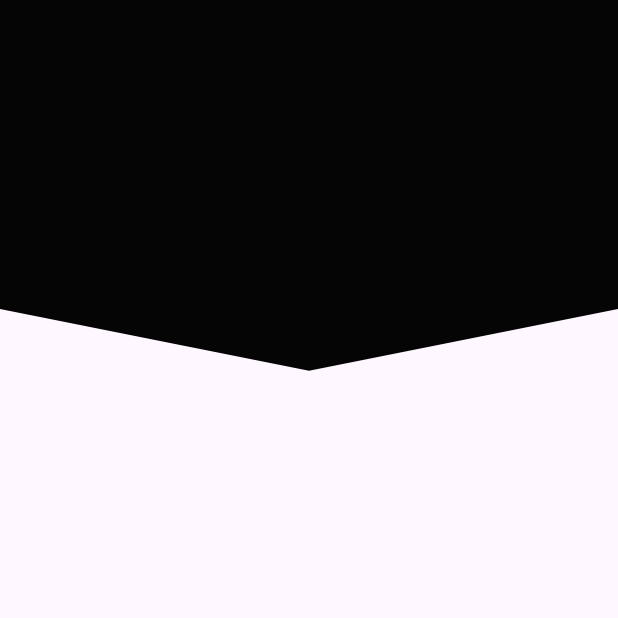
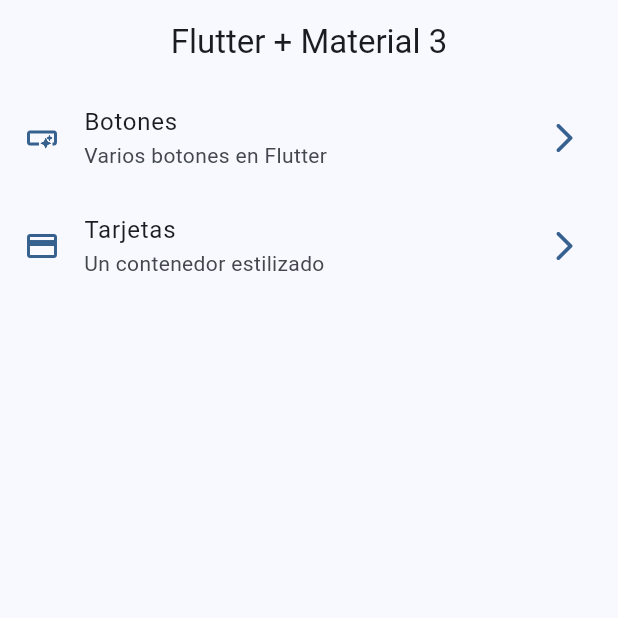
Before and after one commit to richrdPere/13-Widges-Flutter, a Flutter app: the screen it shows after launch, on a phone screen of 412 x 824 dp, the top half of it. Run offline on Flutter 3.47's test engine with Material 3 defaults, Android fonts, the light colour scheme and no system bars.

Commit message:
Creacion de Buttons and Cards

```diff
--- a/lib/main.dart
+++ b/lib/main.dart
@@ -1,5 +1,7 @@
 import 'package:flutter/material.dart';
-import 'package:nueva_app/src/pages/headers_page.dart';
+import 'package:nueva_app/src/config/theme/app_theme.dart';
+import 'package:nueva_app/src/presentation/headers/headers_page.dart';
+import 'package:nueva_app/src/presentation/screens/home/home_screen.dart';
 
 void main() {
   runApp(const MainApp());
@@ -10,10 +12,12 @@
 
   @override
   Widget build(BuildContext context) {
-    return const MaterialApp(
+    return MaterialApp(
       debugShowCheckedModeBanner: false,
+      theme: AppTheme(selectedColor: 0).getTheme(),
       title: 'Diseños App',
-      home: HeadersPage()
+      // home: HeadersPage()
+      home: HomeScreen()
     );
   }
 }
--- /dev/null
+++ b/lib/src/config/menu/menu_items.dart
@@ -0,0 +1,32 @@
+import 'package:flutter/material.dart';
+
+class MenuItem {
+  final String title;
+  final String subTitle;
+  final String link;
+  final IconData icon;
+
+  const MenuItem({
+    required this.title,
+    required this.subTitle,
+    required this.link,
+    required this.icon,
+  });
+}
+
+const appMenuItems = <MenuItem>[
+  MenuItem(
+    title: 'Botones',
+    subTitle: 'Varios botones en Flutter',
+    link: '/buttons',
+    icon: Icons.smart_button_outlined,
+  ),
+
+  MenuItem(
+    title: 'Tarjetas',
+    subTitle: 'Un contenedor estilizado',
+    link: '/cards',
+    icon: Icons.credit_card,
+  ),
+
+];
--- /dev/null
+++ b/lib/src/config/theme/app_theme.dart
@@ -0,0 +1,30 @@
+import 'package:flutter/material.dart';
+
+const colorList = <Color>[
+  Colors.blue,
+  Colors.teal,
+  Colors.green,
+  Colors.red,
+  Colors.purple,
+  Colors.deepPurple,
+  Colors.orange,
+  Colors.pink,
+  Colors.pinkAccent,
+];
+
+class AppTheme {
+  final int selectedColor;
+
+  AppTheme({this.selectedColor = 0})
+    : assert(selectedColor >= 0, 'Selected color must be greater then 0'),
+      assert(
+        selectedColor < colorList.length,
+        'Selected color must be less or equal than ${colorList.length}',
+      );
+
+  ThemeData getTheme() => ThemeData(
+    useMaterial3: true,
+    colorSchemeSeed: colorList[selectedColor],
+    appBarTheme: const AppBarTheme(centerTitle: true),
+  );
+}
--- /dev/null
+++ b/lib/src/presentation/screens/buttons/buttons_screen.dart
@@ -0,0 +1,13 @@
+import 'package:flutter/material.dart';
+
+class ButtonsScreen extends StatelessWidget {
+  const ButtonsScreen({super.key});
+
+  @override
+  Widget build(BuildContext context) {
+    return Scaffold(
+      appBar: AppBar(title: const Text('Buttons Screen')),
+      body: Placeholder(),
+    );
+  }
+}
--- /dev/null
+++ b/lib/src/presentation/screens/cards/cards_screen.dart
@@ -0,0 +1,13 @@
+import 'package:flutter/material.dart';
+
+class CardsScreen extends StatelessWidget {
+  const CardsScreen({super.key});
+
+  @override
+  Widget build(BuildContext context) {
+    return Scaffold(
+      appBar: AppBar(title: const Text('Cards Screen')),
+      body: Placeholder(),
+    );
+  }
+}
--- /dev/null
+++ b/lib/src/presentation/screens/home/home_screen.dart
@@ -0,0 +1,53 @@
+import 'package:flutter/material.dart';
+import 'package:nueva_app/src/config/menu/menu_items.dart';
+
+class HomeScreen extends StatelessWidget {
+  const HomeScreen({super.key});
+
+  @override
+  Widget build(BuildContext context) {
+    return Scaffold(
+      appBar: AppBar(title: Text('Flutter + Material 3')),
+      body: const _HomeView(),
+    );
+  }
+}
+
+class _HomeView extends StatelessWidget {
+  const _HomeView();
+
+  @override
+  Widget build(BuildContext context) {
+    return ListView.builder(
+      itemCount: appMenuItems.length,
+      itemBuilder: (context, index) {
+        final menuItem = appMenuItems[index];
+
+        return _CustomListTile(menuItem: menuItem);
+      },
+    );
+  }
+}
+
+class _CustomListTile extends StatelessWidget {
+  const _CustomListTile({required this.menuItem});
+
+  final MenuItem menuItem;
+
+  @override
+  Widget build(BuildContext context) {
+    final colors = Theme.of(context).colorScheme;
+
+    return ListTile(
+      leading: Icon(menuItem.icon, color: colors.primary),
+      trailing: Icon(Icons.arrow_forward_ios_rounded, color: colors.primary),
+      title: Text(menuItem.title),
+      subtitle: Text(menuItem.subTitle),
+      onTap: (){
+
+
+
+      },
+    );
+  }
+}
```
Also changed, not shown: lib/src/presentation/headers/headers_page.dart (renamed from lib/src/pages/headers_page.dart).
